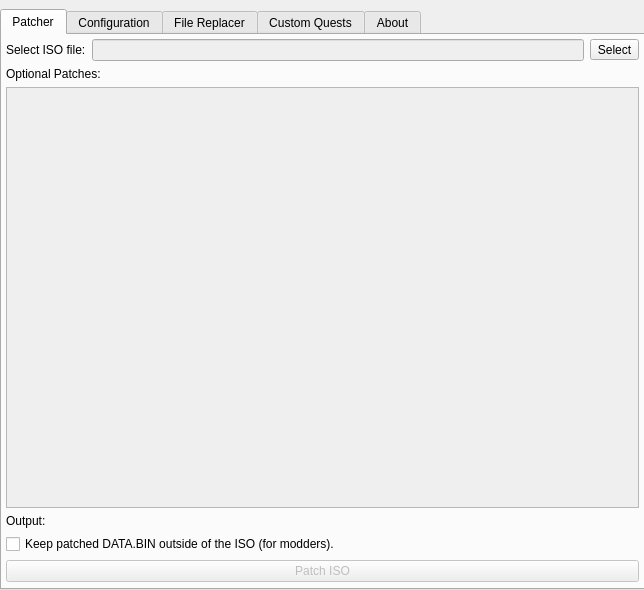
FUComplete/FUCTool, file qt_ui.ui: the form before one commit.
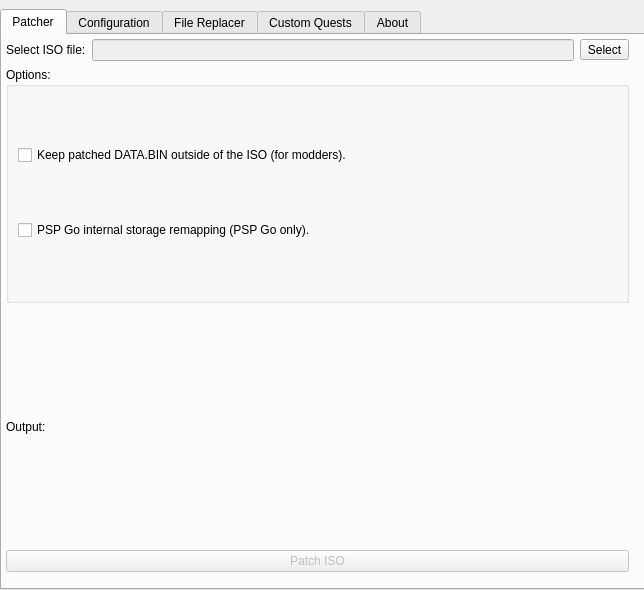
The form after the commit. Icons and pictures are not drawn.

Commit message: Remove unused code and change ui.

```diff
--- a/qt_ui.ui
+++ b/qt_ui.ui
@@ -51,8 +51,8 @@
        <rect>
         <x>0</x>
         <y>0</y>
-        <width>641</width>
-        <height>551</height>
+        <width>631</width>
+        <height>541</height>
        </rect>
       </property>
       <layout class="QVBoxLayout" name="patcher_verticalLayout">
@@ -100,26 +100,30 @@
         </layout>
        </item>
        <item>
-        <widget class="QLabel" name="label_3">
-         <property name="text">
-          <string notr="true">Optional Patches:</string>
+        <widget class="QGroupBox" name="groupBox_2">
+         <property name="title">
+          <string notr="true">Options:</string>
          </property>
-        </widget>
-       </item>
-       <item>
-        <widget class="QListWidget" name="optional_list">
-         <property name="enabled">
-          <bool>false</bool>
-         </property>
-         <property name="focusPolicy">
-          <enum>Qt::NoFocus</enum>
-         </property>
-         <property name="styleSheet">
-          <string notr="true">QListWidget::item { border-bottom: 1px solid lightgray; }</string>
-         </property>
-         <property name="selectionMode">
-          <enum>QAbstractItemView::NoSelection</enum>
-         </property>
+         <layout class="QHBoxLayout" name="horizontalLayout_10">
+          <item>
+           <layout class="QVBoxLayout" name="verticalLayout_8">
+            <item>
+             <widget class="QCheckBox" name="keep_databin">
+              <property name="text">
+               <string notr="true">Keep patched DATA.BIN outside of the ISO (for modders).</string>
+              </property>
+             </widget>
+            </item>
+            <item>
+             <widget class="QCheckBox" name="checkBox">
+              <property name="text">
+               <string notr="true">PSP Go internal storage remapping (PSP Go only).</string>
+              </property>
+             </widget>
+            </item>
+           </layout>
+          </item>
+         </layout>
         </widget>
        </item>
        <item>
@@ -129,13 +133,6 @@
          </property>
         </widget>
        </item>
-       <item>
-        <widget class="QCheckBox" name="keep_databin">
-         <property name="text">
-          <string notr="true">Keep patched DATA.BIN outside of the ISO (for modders).</string>
-         </property>
-        </widget>
-       </item>
        <item>
         <widget class="QPushButton" name="patch_button">
          <property name="enabled">
```
The commit also changes 2 other files.
